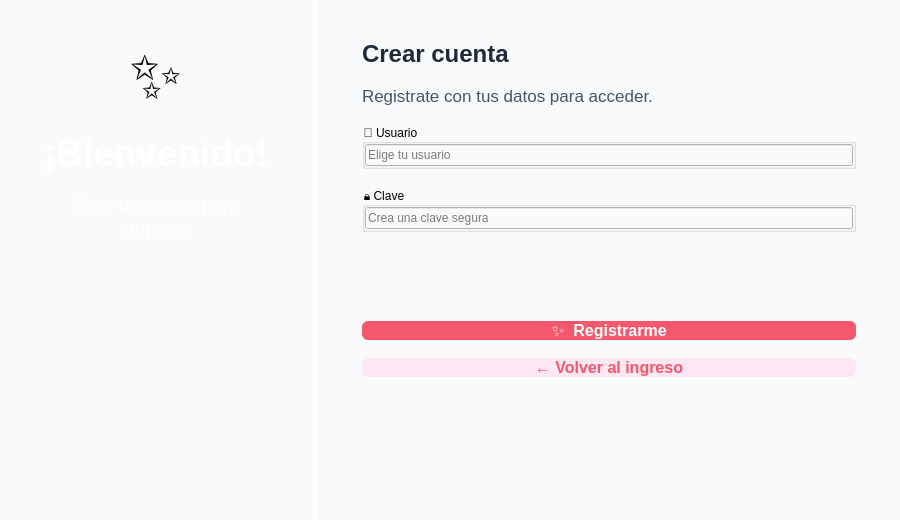
tomialvarez85/Analizador-de-imagenes, file frontend-qt/forms/registrowindow.ui: the form before one commit.
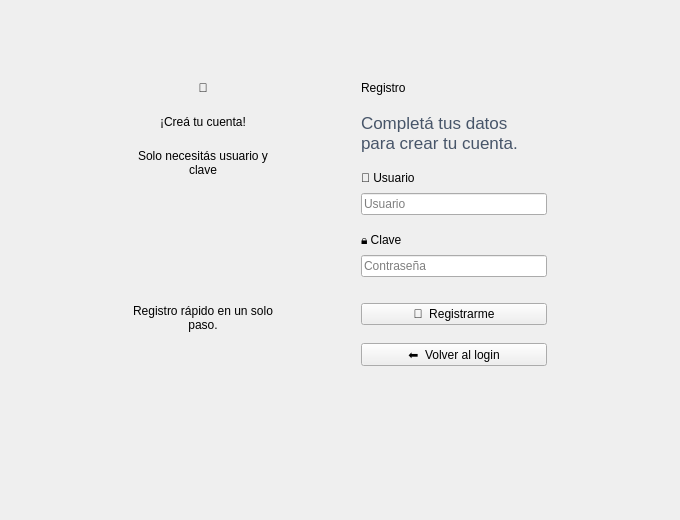
The form after the commit.

```diff
--- a/frontend-qt/forms/registrowindow.ui
+++ b/frontend-qt/forms/registrowindow.ui
@@ -6,7 +6,7 @@
    <rect>
     <x>0</x>
     <y>0</y>
-    <width>900</width>
+    <width>680</width>
     <height>520</height>
    </rect>
   </property>
@@ -17,12 +17,9 @@
    </size>
   </property>
   <property name="windowTitle">
-   <string>Analizador de Imágenes - Registrarse</string>
+   <string>Analizador de Imágenes - Registro</string>
   </property>
-  <property name="styleSheet">
-   <string>QWidget { background-color: #f8fafc; }</string>
-  </property>
-  <layout class="QVBoxLayout" name="mainLayout">
+  <layout class="QVBoxLayout" name="windowLayout">
    <property name="leftMargin">
     <number>0</number>
    </property>
@@ -36,14 +33,78 @@
     <number>0</number>
    </property>
    <item>
-    <widget class="QWidget" name="containerWidget" native="true">
-     <property name="styleSheet">
-      <string>QWidget#containerWidget { background-color: #ffffff; border-radius: 12px; }</string>
+    <widget class="QWidget" name="appRoot" native="true">
+     <property name="objectName">
+      <string>appRoot</string>
      </property>
-     <layout class="QHBoxLayout" name="containerLayout">
+     <layout class="QVBoxLayout" name="outerLayout">
       <property name="leftMargin">
+       <number>32</number>
+      </property>
+      <property name="topMargin">
+       <number>32</number>
+      </property>
+      <property name="rightMargin">
+       <number>32</number>
+      </property>
+      <property name="bottomMargin">
+       <number>32</number>
+      </property>
+      <property name="spacing">
        <number>0</number>
       </property>
+      <item>
+       <spacer name="verticalSpacer_top">
+        <property name="orientation">
+         <enum>Qt::Vertical</enum>
+        </property>
+        <property name="sizeType">
+         <enum>QSizePolicy::Expanding</enum>
+        </property>
+        <property name="sizeHint" stdset="0">
+         <size>
+          <width>20</width>
+          <height>40</height>
+         </size>
+        </property>
+       </spacer>
+      </item>
+      <item>
+       <layout class="QHBoxLayout" name="centerRow">
+        <property name="spacing">
+         <number>0</number>
+        </property>
+        <item>
+         <spacer name="horizontalSpacer_left">
+          <property name="orientation">
+           <enum>Qt::Horizontal</enum>
+          </property>
+          <property name="sizeType">
+           <enum>QSizePolicy::Expanding</enum>
+          </property>
+          <property name="sizeHint" stdset="0">
+           <size>
+            <width>40</width>
+            <height>20</height>
+           </size>
+          </property>
+         </spacer>
+        </item>
+        <item>
+         <widget class="QFrame" name="cardPanel" native="true">
+          <property name="minimumWidth">
+           <number>560</number>
+          </property>
+          <property name="maximumWidth">
+           <number>860</number>
+          </property>
+          <property name="objectName">
+           <string>cardPanel</string>
+          </property>
+          <layout class="QHBoxLayout" name="cardLayout">
+           <property name="leftMargin">
+            <number>0</number>
+           </property>
       <property name="topMargin">
        <number>0</number>
       </property>
@@ -53,13 +114,19 @@
       <property name="bottomMargin">
        <number>0</number>
       </property>
+           <property name="spacing">
+            <number>0</number>
+           </property>
       <item>
        <widget class="QWidget" name="heroPanel" native="true">
         <property name="minimumWidth">
-         <number>400</number>
-        </property>
-        <property name="styleSheet">
-         <string>QWidget#heroPanel { background: linear-gradient(135deg, #f093fb 0%, #f5576c 100%); border-radius: 12px 0px 0px 12px; }</string>
+              <number>360</number>
+             </property>
+             <property name="maximumWidth">
+              <number>360</number>
+             </property>
+             <property name="objectName">
+              <string>heroPanel</string>
         </property>
         <layout class="QVBoxLayout" name="heroPanelLayout">
          <property name="leftMargin">
@@ -78,35 +145,38 @@
           <number>20</number>
          </property>
          <item>
-          <widget class="QLabel" name="heroEmoji">
+               <widget class="QLabel" name="emojiLabel_hero">
            <property name="text">
-            <string>✨</string>
+                 <string>🌟</string>
            </property>
            <property name="alignment">
             <set>Qt::AlignCenter</set>
            </property>
-           <property name="styleSheet">
-            <string>font-size: 64px;</string>
+                <property name="objectName">
+                 <string>emojiLabel</string>
            </property>
           </widget>
          </item>
          <item>
-          <widget class="QLabel" name="heroTitle">
+               <widget class="QLabel" name="titleLabel_hero">
            <property name="text">
-            <string>¡Bienvenido!</string>
+                 <string>¡Creá tu cuenta!</string>
            </property>
            <property name="alignment">
             <set>Qt::AlignCenter</set>
            </property>
-           <property name="styleSheet">
-            <string>color: #ffffff; font-size: 28pt; font-weight: bold;</string>
-           </property>
+                <property name="wordWrap">
+                 <bool>true</bool>
+                </property>
+                <property name="objectName">
+                 <string>titleLabel</string>
+                </property>
           </widget>
          </item>
          <item>
-          <widget class="QLabel" name="heroSubtitle">
+               <widget class="QLabel" name="subtitleLabel_hero1">
            <property name="text">
-            <string>Crea tu cuenta para empezar</string>
+                 <string>Solo necesitás usuario y clave</string>
            </property>
            <property name="alignment">
             <set>Qt::AlignCenter</set>
@@ -114,13 +184,42 @@
            <property name="wordWrap">
             <bool>true</bool>
            </property>
-           <property name="styleSheet">
-            <string>color: rgba(255, 255, 255, 0.8); font-size: 14pt;</string>
+                <property name="objectName">
+                 <string>subtitleLabel</string>
            </property>
           </widget>
          </item>
          <item>
-          <spacer name="verticalSpacer1">
+               <spacer name="verticalSpacer_hero1">
+                <property name="orientation">
+                 <enum>Qt::Vertical</enum>
+                </property>
+                <property name="sizeHint" stdset="0">
+                 <size>
+                  <width>20</width>
+                  <height>12</height>
+                 </size>
+                </property>
+               </spacer>
+              </item>
+              <item>
+               <widget class="QLabel" name="subtitleLabel_hero2">
+                <property name="text">
+                 <string>Registro rápido en un solo paso.</string>
+                </property>
+                <property name="alignment">
+                 <set>Qt::AlignCenter</set>
+                </property>
+                <property name="wordWrap">
+                 <bool>true</bool>
+                </property>
+                <property name="objectName">
+                 <string>subtitleLabel</string>
+                </property>
+               </widget>
+              </item>
+              <item>
+               <spacer name="verticalSpacer_hero_end">
            <property name="orientation">
             <enum>Qt::Vertical</enum>
            </property>
@@ -140,9 +239,6 @@
       </item>
       <item>
        <widget class="QWidget" name="formPanel" native="true">
-        <property name="minimumWidth">
-         <number>380</number>
-        </property>
         <layout class="QVBoxLayout" name="formPanelLayout">
          <property name="leftMargin">
           <number>44</number>
@@ -162,17 +258,17 @@
          <item>
           <widget class="QLabel" name="sectionLabel">
            <property name="text">
-            <string>Crear cuenta</string>
-           </property>
-           <property name="styleSheet">
-            <string>color: #1e293b; font-size: 18pt; font-weight: bold;</string>
+                 <string>Registro</string>
+                </property>
+                <property name="objectName">
+                 <string>sectionLabel</string>
            </property>
           </widget>
          </item>
          <item>
           <widget class="QLabel" name="sectionDescription">
            <property name="text">
-            <string>Registrate con tus datos para acceder.</string>
+                 <string>Completá tus datos para crear tu cuenta.</string>
            </property>
            <property name="wordWrap">
             <bool>true</bool>
@@ -183,10 +279,7 @@
           </widget>
          </item>
          <item>
-          <widget class="QGroupBox" name="usernameGroup">
-           <property name="title">
-            <string>👤 Usuario</string>
-           </property>
+               <widget class="QWidget" name="usernameGroup" native="true">
            <layout class="QVBoxLayout" name="usernameGroupLayout">
             <property name="leftMargin">
              <number>0</number>
@@ -200,10 +293,26 @@
             <property name="bottomMargin">
              <number>0</number>
             </property>
+                 <property name="spacing">
+                  <number>8</number>
+                 </property>
+                 <item>
+                  <widget class="QLabel" name="usernameFieldLabel">
+                   <property name="text">
+                    <string>👤 Usuario</string>
+                   </property>
+                   <property name="objectName">
+                    <string>formLabel</string>
+                   </property>
+                  </widget>
+                 </item>
             <item>
              <widget class="QLineEdit" name="usernameEdit">
+                   <property name="minimumHeight">
+                    <number>48</number>
+                   </property>
               <property name="placeholderText">
-               <string>Elige tu usuario</string>
+                    <string>Usuario</string>
               </property>
              </widget>
             </item>
@@ -211,10 +320,7 @@
           </widget>
          </item>
          <item>
-          <widget class="QGroupBox" name="passwordGroup">
-           <property name="title">
-            <string>🔒 Clave</string>
-           </property>
+               <widget class="QWidget" name="passwordGroup" native="true">
            <layout class="QVBoxLayout" name="passwordGroupLayout">
             <property name="leftMargin">
              <number>0</number>
@@ -228,10 +334,26 @@
             <property name="bottomMargin">
              <number>0</number>
             </property>
+                 <property name="spacing">
+                  <number>8</number>
+                 </property>
+                 <item>
+                  <widget class="QLabel" name="passwordFieldLabel">
+                   <property name="text">
+                    <string>🔒 Clave</string>
+                   </property>
+                   <property name="objectName">
+                    <string>formLabel</string>
+                   </property>
+                  </widget>
+                 </item>
             <item>
              <widget class="QLineEdit" name="passwordEdit">
+                   <property name="minimumHeight">
+                    <number>48</number>
+                   </property>
               <property name="placeholderText">
-               <string>Crea una clave segura</string>
+                    <string>Contraseña</string>
               </property>
               <property name="echoMode">
                <enum>QLineEdit::Password</enum>
@@ -242,7 +364,7 @@
           </widget>
          </item>
          <item>
-          <spacer name="verticalSpacer2">
+               <spacer name="verticalSpacer_form">
            <property name="orientation">
             <enum>Qt::Vertical</enum>
            </property>
@@ -257,30 +379,32 @@
          <item>
           <widget class="QPushButton" name="registrarButton">
            <property name="minimumHeight">
-            <number>44</number>
+                 <number>54</number>
+                </property>
+                <property name="maximumHeight">
+                 <number>58</number>
            </property>
            <property name="text">
-            <string>✨  Registrarme</string>
-           </property>
-           <property name="styleSheet">
-            <string>QPushButton { background-color: #f5576c; color: white; border-radius: 6px; font-size: 12pt; font-weight: bold; }
-QPushButton:hover { background-color: #e53d54; }
-QPushButton:pressed { background-color: #d5293c; }</string>
+                 <string>🎉  Registrarme</string>
+                </property>
+                <property name="objectName">
+                 <string>successButton</string>
            </property>
           </widget>
          </item>
          <item>
           <widget class="QPushButton" name="volverButton">
            <property name="minimumHeight">
-            <number>44</number>
+                 <number>54</number>
+                </property>
+                <property name="maximumHeight">
+                 <number>58</number>
            </property>
            <property name="text">
-            <string>← Volver al ingreso</string>
-           </property>
-           <property name="styleSheet">
-            <string>QPushButton { background-color: #fce7f3; color: #f5576c; border-radius: 6px; font-size: 12pt; font-weight: bold; }
-QPushButton:hover { background-color: #fbcfe8; }
-QPushButton:pressed { background-color: #f8b4d5; }</string>
+                 <string>⬅️  Volver al login</string>
+                </property>
+                <property name="objectName">
+                 <string>secondaryButton</string>
            </property>
           </widget>
          </item>
@@ -295,10 +419,13 @@
            <property name="wordWrap">
             <bool>true</bool>
            </property>
+                <property name="objectName">
+                 <string>statusLabel</string>
+                </property>
           </widget>
          </item>
          <item>
-          <spacer name="verticalSpacer3">
+               <spacer name="verticalSpacer_form_end">
            <property name="orientation">
             <enum>Qt::Vertical</enum>
            </property>
@@ -315,6 +442,43 @@
          </item>
         </layout>
        </widget>
+           </item>
+          </layout>
+         </widget>
+        </item>
+        <item>
+         <spacer name="horizontalSpacer_right">
+          <property name="orientation">
+           <enum>Qt::Horizontal</enum>
+          </property>
+          <property name="sizeType">
+           <enum>QSizePolicy::Expanding</enum>
+          </property>
+          <property name="sizeHint" stdset="0">
+           <size>
+            <width>40</width>
+            <height>20</height>
+           </size>
+          </property>
+         </spacer>
+        </item>
+       </layout>
+      </item>
+      <item>
+       <spacer name="verticalSpacer_bottom">
+        <property name="orientation">
+         <enum>Qt::Vertical</enum>
+        </property>
+        <property name="sizeType">
+         <enum>QSizePolicy::Expanding</enum>
+        </property>
+        <property name="sizeHint" stdset="0">
+         <size>
+          <width>20</width>
+          <height>40</height>
+         </size>
+        </property>
+       </spacer>
       </item>
      </layout>
     </widget>
```
Lines whose indentation alone changed are shown as unchanged.
